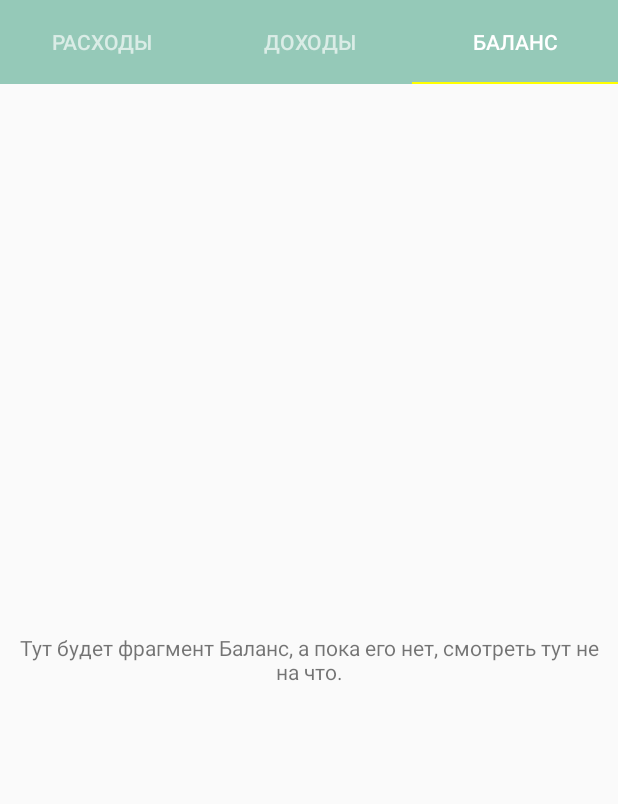
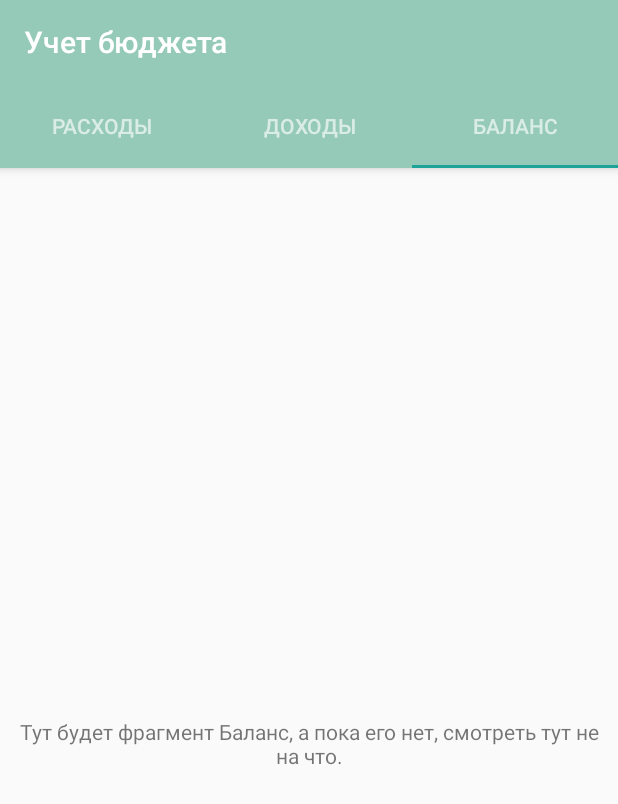
Before and after one commit to miralas/MoneyTracker, an Android app: the screen it shows after launch (MainActivity), tab 3 chosen, on a phone screen of 412 x 824 dp. Shown: the top 804 px of the screen. Run offline under Robolectric (Android 15) with nearby library versions, the phone set to English and light mode, and no system bars.

Commit message:
Do all from webinar and tried to figure it out with FAB

```diff
--- a/app/src/main/AndroidManifest.xml
+++ b/app/src/main/AndroidManifest.xml
@@ -13,7 +13,7 @@
         android:supportsRtl="true"
         android:theme="@style/AppTheme">
 
-        <activity android:name=".MainActivity">
+        <activity android:name=".MainActivity" android:label="@string/main_screen_title">
             <intent-filter>
                 <action android:name="android.intent.action.MAIN" />
 
--- a/app/src/main/java/com/miralas/moneytracker/ItemsAdapter.java
+++ b/app/src/main/java/com/miralas/moneytracker/ItemsAdapter.java
@@ -44,6 +44,11 @@ class ItemsAdapter extends RecyclerView.Adapter<ItemsAdapter.ItemViewHolder> {
         return data.size();
     }
 
+    public void addItem(Item item) {
+        data.add(item);
+        notifyItemInserted(data.size());
+    }
+
 //    private void createData() {
 //        data.add(new Item("Молоко", 55));
 //        data.add(new Item("Сыр", 300));
--- a/app/src/main/java/com/miralas/moneytracker/ItemsFragment.java
+++ b/app/src/main/java/com/miralas/moneytracker/ItemsFragment.java
@@ -1,8 +1,13 @@
 package com.miralas.moneytracker;
 
+import android.app.Activity;
+import android.content.Intent;
+import android.net.Uri;
 import android.os.Bundle;
 import android.support.annotation.Nullable;
+import android.support.design.widget.FloatingActionButton;
 import android.support.v4.app.Fragment;
+import android.support.v4.widget.SwipeRefreshLayout;
 import android.support.v7.widget.LinearLayoutManager;
 import android.support.v7.widget.RecyclerView;
 import android.view.LayoutInflater;
@@ -23,6 +28,8 @@ public class ItemsFragment extends Fragment {
 
     private static final String TYPE_KEY = "type";
 
+    private static final int ADD_ITEM_REQUEST_CODE = 123;
+
     public static ItemsFragment createItemsFragment(String type) {
         ItemsFragment fragment = new ItemsFragment();
 
@@ -37,6 +44,7 @@ public class ItemsFragment extends Fragment {
 
     private RecyclerView resycler;
     private ItemsAdapter adapter;
+    private SwipeRefreshLayout refresh;
 
     private Api api;
 
@@ -73,6 +81,14 @@ public class ItemsFragment extends Fragment {
                 (int) getResources().getDimension(R.dimen.item_margin_vertical)));
         resycler.setAdapter(adapter);
 
+        refresh = view.findViewById(R.id.refresh);
+        refresh.setOnRefreshListener(new SwipeRefreshLayout.OnRefreshListener() {
+            @Override
+            public void onRefresh() {
+                loadData();
+            }
+        });
+
         loadData();
     }
 
@@ -83,13 +99,23 @@ public class ItemsFragment extends Fragment {
             @Override
             public void onResponse(Call<List<Item>> call, Response<List<Item>> response) {
                 adapter.setData(response.body());
+                refresh.setRefreshing(false);
             }
 
             @Override
             public void onFailure(Call<List<Item>> call, Throwable t) {
-
+                refresh.setRefreshing(false);
             }
         });
     }
 
+    @Override
+    public void onActivityResult(int requestCode, int resultCode, Intent data) {
+        if (requestCode == ADD_ITEM_REQUEST_CODE && resultCode == Activity.RESULT_OK) {
+            Item item = data.getParcelableExtra("item");
+            adapter.addItem(item);
+        }
+
+        super.onActivityResult(requestCode,resultCode,data);
+    }
 }
--- a/app/src/main/java/com/miralas/moneytracker/MainActivity.java
+++ b/app/src/main/java/com/miralas/moneytracker/MainActivity.java
@@ -1,19 +1,35 @@
 package com.miralas.moneytracker;
 
+import android.content.Intent;
+import android.support.design.widget.FloatingActionButton;
 import android.support.design.widget.TabLayout;
 import android.support.v4.view.ViewPager;
 import android.support.v7.app.AppCompatActivity;
 import android.os.Bundle;
+import android.support.v7.widget.Toolbar;
+import android.util.Log;
+import android.view.View;
 
 public class MainActivity extends AppCompatActivity {
 
+    private static final String TAG = "MainActivity";
     private ViewPager viewPager;
     private TabLayout tabLayout;
+    private FloatingActionButton fab;
+
+    private static final int PAGE_EXPENSES = 0;
+    private static final int PAGE_INCOMES = 1;
+    private static final int PAGE_BALANCE = 2;
+
+    private static final int ADD_ITEM_REQUEST_CODE = 123;
 
     @Override
     protected void onCreate(Bundle savedInstanceState) {
         super.onCreate(savedInstanceState);
         setContentView(R.layout.activity_main);
+
+        Toolbar toolbar = findViewById(R.id.toolbar);
+        setSupportActionBar(toolbar);
 
         viewPager = findViewById(R.id.viewPager);
         tabLayout = findViewById(R.id.tabLayout);
@@ -22,6 +38,50 @@ public class MainActivity extends AppCompatActivity {
         viewPager.setAdapter(adapter);
 
         tabLayout.setupWithViewPager(viewPager);
+
+        viewPager.addOnPageChangeListener(new ViewPager.OnPageChangeListener() {
+            @Override
+            public void onPageScrolled(int position, float positionOffset, int positionOffsetPixels) {
+
+            }
+
+            @Override
+            public void onPageSelected(int position) {
+                switch (position) {
+                    case PAGE_EXPENSES:
+                        fab.show();
+                        break;
+                    case PAGE_INCOMES:
+                        fab.show();
+                        break;
+                    case PAGE_BALANCE:
+                        fab.hide();
+                        break;
+                }
+            }
+
+            @Override
+            public void onPageScrollStateChanged(int state) {
+
+            }
+        });
+        // move fab to main activity(coordinator layout)
+        fab = findViewById(R.id.fab);
+        fab.setOnClickListener(new View.OnClickListener() {
+            @Override
+            public void onClick(View v) {
+
+                // явный Intent
+                Intent intent = new Intent(getBaseContext(), AddItemActivity.class);
+                startActivityForResult(intent, ADD_ITEM_REQUEST_CODE);
+
+                // неявный Intent
+//                Intent intent = new Intent();
+//                intent.setAction(Intent.ACTION_VIEW);
+//                intent.setData(Uri.parse("https://pikabu.ru/"));
+//                startActivity(intent);
+            }
+        });
     }
 
 }
--- a/app/src/main/java/com/miralas/moneytracker/MainPagesAdapter.java
+++ b/app/src/main/java/com/miralas/moneytracker/MainPagesAdapter.java
@@ -1,9 +1,12 @@
 package com.miralas.moneytracker;
 
+import android.app.Activity;
 import android.content.Context;
+import android.support.design.widget.FloatingActionButton;
 import android.support.v4.app.Fragment;
 import android.support.v4.app.FragmentManager;
 import android.support.v4.app.FragmentPagerAdapter;
+import android.view.View;
 
 /**
  * Created by tiburon on 26/03/2018.
@@ -11,8 +14,8 @@ import android.support.v4.app.FragmentPagerAdapter;
 
 public class MainPagesAdapter extends FragmentPagerAdapter {
 
-    private static final int PAGE_INCOMES = 0;
-    private static final int PAGE_EXPENSES = 1;
+    private static final int PAGE_EXPENSES = 0;
+    private static final int PAGE_INCOMES = 1;
     private static final int PAGE_BALANCE = 2;
 
     private String[] titles;
@@ -26,10 +29,10 @@ public class MainPagesAdapter extends FragmentPagerAdapter {
     @Override
     public Fragment getItem(int position) {
         switch (position) {
+            case PAGE_EXPENSES:
+                return ItemsFragment.createItemsFragment(Item.TYPE_EXPENSES);
             case PAGE_INCOMES:
                 return ItemsFragment.createItemsFragment(Item.TYPE_INCOMES);
-            case PAGE_EXPENSES:
-                return ItemsFragment.createItemsFragment(Item.TYPE_EXPENSES);
             case PAGE_BALANCE:
                 return BalanceFragment.createBalanceFragment();
             default:
@@ -46,4 +49,6 @@ public class MainPagesAdapter extends FragmentPagerAdapter {
     public CharSequence getPageTitle(int position) {
         return titles[position];
     }
+
+
 }
--- a/app/src/main/res/layout/activity_main.xml
+++ b/app/src/main/res/layout/activity_main.xml
@@ -1,5 +1,5 @@
 <?xml version="1.0" encoding="utf-8"?>
-<LinearLayout xmlns:android="http://schemas.android.com/apk/res/android"
+<android.support.design.widget.CoordinatorLayout xmlns:android="http://schemas.android.com/apk/res/android"
     xmlns:app="http://schemas.android.com/apk/res-auto"
     xmlns:tools="http://schemas.android.com/tools"
     android:layout_width="match_parent"
@@ -7,17 +7,42 @@
     android:orientation="vertical"
     tools:context="com.miralas.moneytracker.MainActivity">
 
-    <android.support.design.widget.TabLayout
-        style="@style/AppTabLayout"
-        app:tabTextAppearance="@style/AppTabTextAppearance"
-        android:id="@+id/tabLayout"
-        android:background="@color/colorPrimary"
+    <android.support.design.widget.AppBarLayout
         android:layout_width="match_parent"
-        android:layout_height="?android:attr/actionBarSize"/>
+        android:layout_height="wrap_content"
+        android:theme="@style/ThemeOverlay.AppCompat.Dark.ActionBar" >
+
+        <android.support.v7.widget.Toolbar
+            android:id="@+id/toolbar"
+            app:layout_scrollFlags="scroll|enterAlways|snap"
+            android:layout_width="match_parent"
+            android:layout_height="?android:attr/actionBarSize"
+            android:background="@color/colorPrimary" />
+
+        <android.support.design.widget.TabLayout
+            android:id="@+id/tabLayout"
+            android:layout_width="match_parent"
+            android:layout_height="?android:attr/actionBarSize"
+            android:background="@color/colorPrimary"
+            app:tabTextAppearance="@style/AppTabTextAppearance" />
+
+    </android.support.design.widget.AppBarLayout>
 
     <android.support.v4.view.ViewPager
         android:id="@+id/viewPager"
         android:layout_width="match_parent"
-        android:layout_height="match_parent"/>
+        android:layout_height="match_parent"
+        android:isScrollContainer="false"
+        app:layout_behavior="@string/appbar_scrolling_view_behavior" />
 
-</LinearLayout>
+    <android.support.design.widget.FloatingActionButton
+        android:id="@+id/fab"
+        android:layout_width="wrap_content"
+        android:layout_height="wrap_content"
+        android:layout_margin="16dp"
+        android:src="@drawable/ic_add_black_24dp"
+        android:tint="@color/white"
+        app:fabSize="normal"
+        app:layout_anchor="@id/viewPager"
+        app:layout_anchorGravity="bottom|right|end"/>
+</android.support.design.widget.CoordinatorLayout>
--- a/app/src/main/res/values/strings.xml
+++ b/app/src/main/res/values/strings.xml
@@ -6,7 +6,7 @@
     <string name="add_item_title_hint">Название</string>
     <string name="add_item_price_hint">0</string>
     <string name="item_list_price_formatter">%d &#x20bd;</string>
-    <string name="activity_item_list_title">Учет бюджета</string>
+    <string name="main_screen_title">Учет бюджета</string>
 
     <string name="tab_incomes">Доходы</string>
     <string name="tab_expenses">Расходы</string>
```
Also changed, not shown: app/src/main/java/com/miralas/moneytracker/AddItemActivity.java (+24 -4 lines), app/src/main/java/com/miralas/moneytracker/Item.java (+37 -1 lines), app/src/main/res/layout/activity_additem.xml (+7 -0 lines), app/src/main/res/layout/fragment_items.xml (+17 -7 lines).
